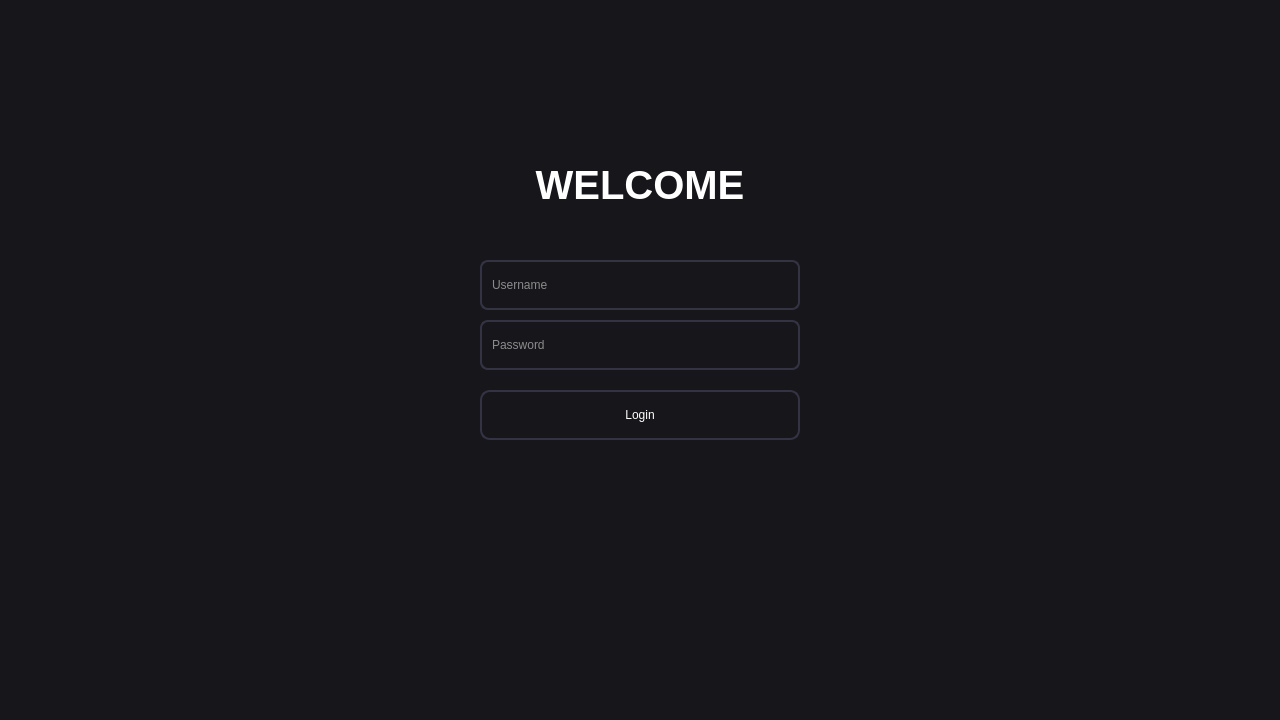
The window that src/common/resources/ui/login.ui (DuckyShine004/chat-app-python) describes before a commit, drawn with Qt 5.
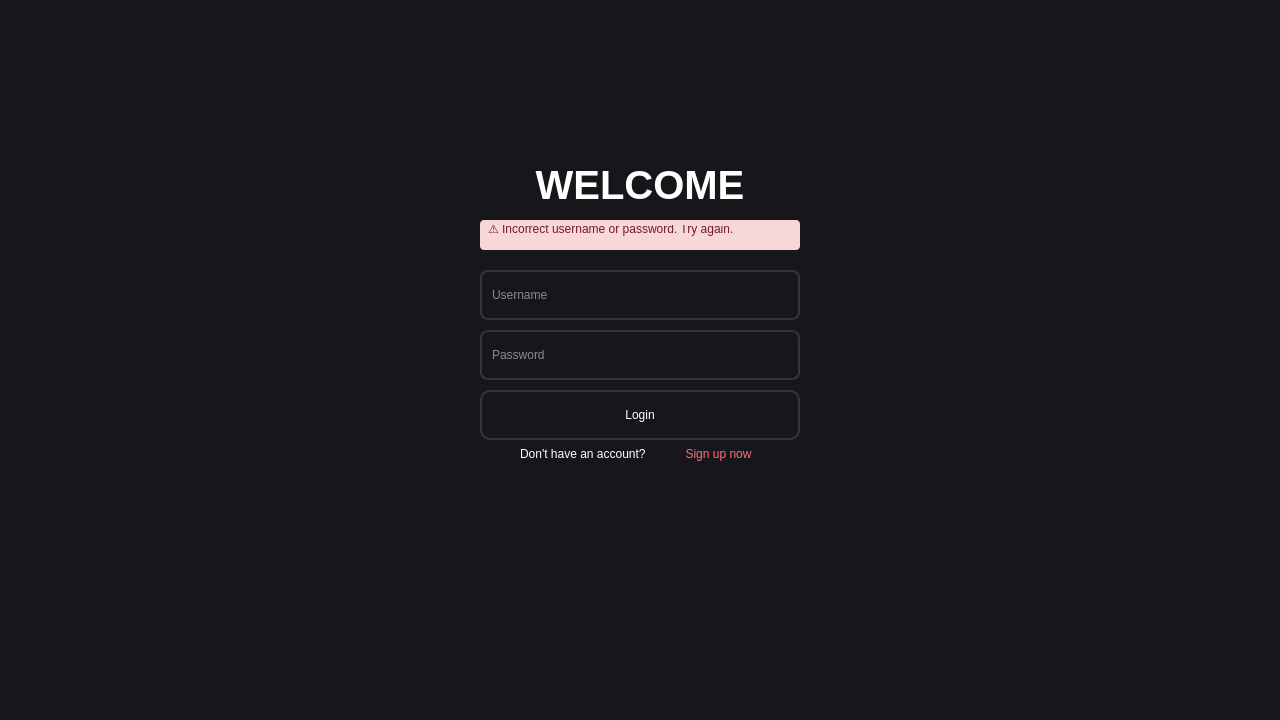
The same window after the commit. Icons and pictures are not drawn.

Commit message: Feat: Handled Login Error

Patch:
```diff
--- a/src/common/resources/ui/login.ui
+++ b/src/common/resources/ui/login.ui
@@ -35,7 +35,7 @@
     <property name="geometry">
      <rect>
       <x>480</x>
-      <y>570</y>
+      <y>580</y>
       <width>320</width>
       <height>50</height>
      </rect>
@@ -151,7 +151,7 @@
     <property name="geometry">
      <rect>
       <x>480</x>
-      <y>510</y>
+      <y>520</y>
       <width>320</width>
       <height>50</height>
      </rect>
@@ -163,8 +163,6 @@
     border-radius: 8px;  /* Rounded corners */
     padding: 8px;  /* Padding inside the input box */
     color: white;  /* Text color */
-    selection-background-color: rgba(52, 51, 67, 255); /* Selection background color */
-    selection-color: blue;  /* Selected text color */
 }
 
 QLineEdit:focus {
@@ -180,6 +178,70 @@
      <string>Username</string>
     </property>
    </widget>
+   <widget class="QLabel" name="error_label">
+    <property name="geometry">
+     <rect>
+      <x>480</x>
+      <y>470</y>
+      <width>320</width>
+      <height>30</height>
+     </rect>
+    </property>
+    <property name="styleSheet">
+     <string notr="true">background-color: #f8d7da;
+color: #721c24;
+border-radius: 4px;
+padding: 5px;
+</string>
+    </property>
+    <property name="text">
+     <string>⚠️ Incorrect username or password. Try again.
+</string>
+    </property>
+    <property name="alignment">
+     <set>Qt::AlignLeading|Qt::AlignLeft|Qt::AlignVCenter</set>
+    </property>
+   </widget>
+  </widget>
+  <widget class="QPushButton" name="sign_up_button">
+   <property name="geometry">
+    <rect>
+     <x>675</x>
+     <y>440</y>
+     <width>87</width>
+     <height>27</height>
+    </rect>
+   </property>
+   <property name="cursor">
+    <cursorShape>PointingHandCursor</cursorShape>
+   </property>
+   <property name="styleSheet">
+    <string notr="true">QPushButton {
+    background-color: transparent; 
+    color: #ff6d79;  /* Set the text color to black */
+    border: none;  /* Remove the border if desired */
+}</string>
+   </property>
+   <property name="text">
+    <string>Sign up now</string>
+   </property>
+  </widget>
+  <widget class="QLabel" name="label_2">
+   <property name="geometry">
+    <rect>
+     <x>520</x>
+     <y>440</y>
+     <width>161</width>
+     <height>27</height>
+    </rect>
+   </property>
+   <property name="styleSheet">
+    <string notr="true">background-color: transparent;
+color: white;</string>
+   </property>
+   <property name="text">
+    <string>Don't have an account?</string>
+   </property>
   </widget>
  </widget>
  <resources>
```
Left out of the diff: 3 changed lines with no effect on the pictures. The commit also changes 13 other files.
